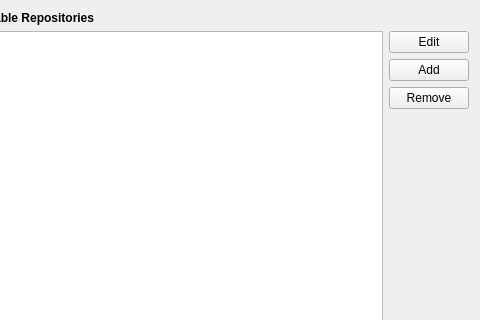
Above: ui/kcmpacmanrepoeditor.ui from gcala/kcm-pacman-repoeditor before the change; both pictures show x 420 to 900 and y 0 to 320 of the 900 by 687 pixel window. Below: the same form after it.
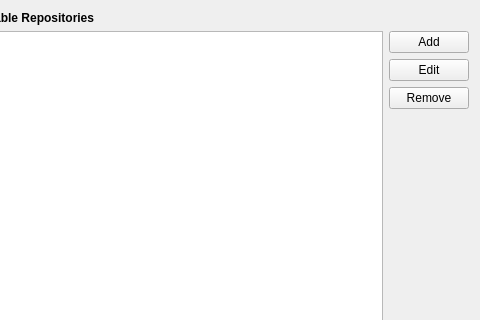
That is the form after the change. Icons and pictures are not drawn.

Patch:
```diff
--- a/ui/kcmpacmanrepoeditor.ui
+++ b/ui/kcmpacmanrepoeditor.ui
@@ -51,12 +51,12 @@
    <item row="2" column="1">
     <layout class="QVBoxLayout" name="verticalLayout">
      <item>
-      <widget class="QPushButton" name="edit">
+      <widget class="QPushButton" name="add">
        <property name="styleSheet">
         <string notr="true"/>
        </property>
        <property name="text">
-        <string>Edit</string>
+        <string>Add</string>
        </property>
        <property name="icon">
         <iconset theme="edit-rename">
@@ -66,12 +66,12 @@
       </widget>
      </item>
      <item>
-      <widget class="QPushButton" name="add">
+      <widget class="QPushButton" name="edit">
        <property name="styleSheet">
         <string notr="true"/>
        </property>
        <property name="text">
-        <string>Add</string>
+        <string>Edit</string>
        </property>
        <property name="icon">
         <iconset theme="list-add">
```
Left out of the diff: 4 changed lines with no effect on the pictures.
